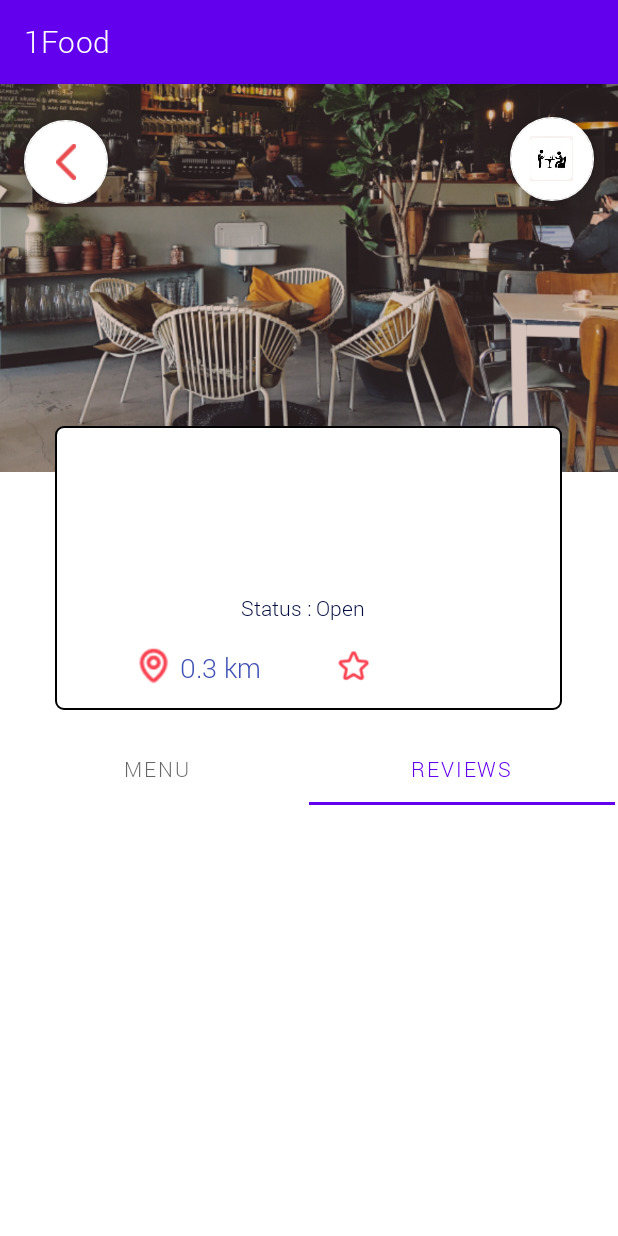
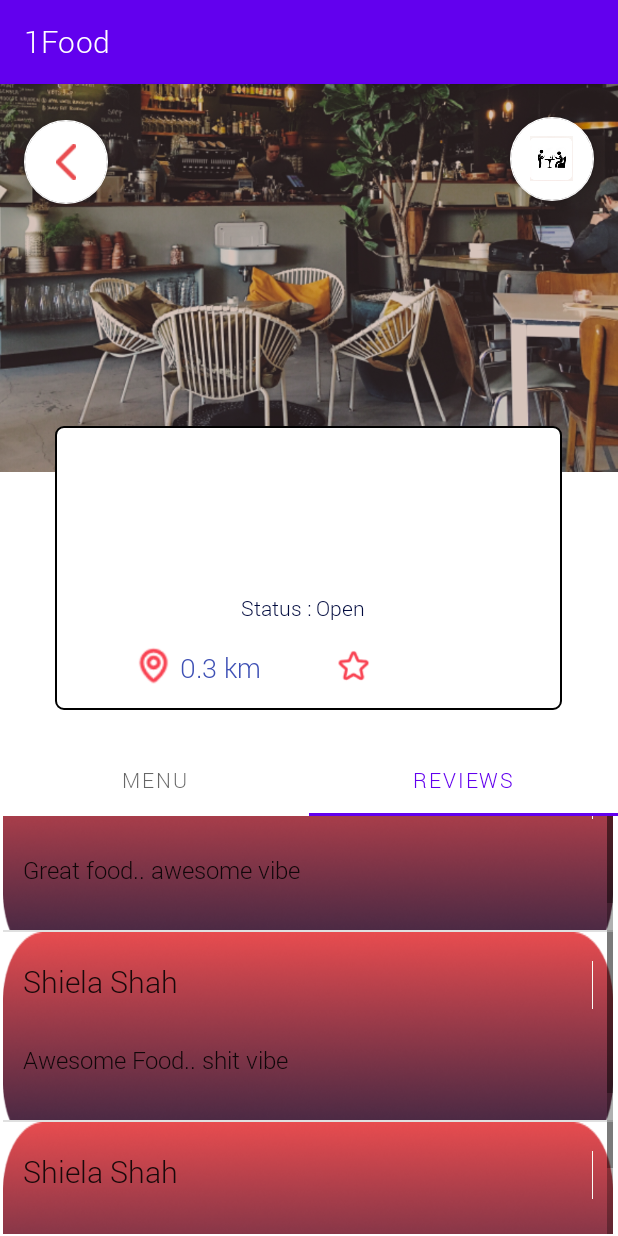
Before and after one commit to TheAp0cryphal/1Food, an Android app: the RestaurantActivity screen opened directly, with no data from a screen before it, tab 2 chosen, on a phone screen of 412 x 824 dp. Run offline under Robolectric (Android 15) with nearby library versions, the phone set to English and light mode, and no system bars; 4 statements that could not run were skipped.

Commit message:
working fragments

```diff
--- /dev/null
+++ b/app/src/main/java/com/project/onefood/RestaurantPage/FragmentAdapters/MenuAdapter.kt
@@ -0,0 +1,46 @@
+package com.project.onefood.RestaurantPage.FragmentAdapters
+
+import android.content.Context
+import android.view.LayoutInflater
+import android.view.View
+import android.view.ViewGroup
+import android.widget.BaseAdapter
+import android.widget.ImageView
+import android.widget.TextView
+import com.project.onefood.R
+
+
+class MenuAdapter(var context : Context) : BaseAdapter() {
+
+    private val inflater: LayoutInflater
+            = context.getSystemService(Context.LAYOUT_INFLATER_SERVICE) as LayoutInflater
+
+    var foodItems = arrayOf("pizza", "pasta", "taco")
+
+    override fun getCount(): Int {
+        return 3
+    }
+
+    override fun getItem(p0: Int): Any {
+        return foodItems[p0]
+    }
+
+    override fun getItemId(p0: Int): Long {
+        return foodItems[p0].toLong()
+    }
+
+    override fun getView(position: Int, view : View?, parent : ViewGroup?): View {
+        val rowView = inflater.inflate(R.layout.menu_row, parent, false)
+
+        val foodImage = rowView.findViewById<ImageView>(R.id.food_img)
+        foodImage.setImageResource(R.drawable.fake_promo)
+
+        val foodName = rowView.findViewById<TextView>(R.id.food_name)
+        foodName.text = foodItems[position]
+
+        val foodPrice =  rowView.findViewById<TextView>(R.id.food_price)
+        foodPrice.text = "$10.99"
+
+        return rowView
+    }
+}
--- /dev/null
+++ b/app/src/main/java/com/project/onefood/RestaurantPage/FragmentAdapters/ReviewAdapter.kt
@@ -0,0 +1,48 @@
+package com.project.onefood.RestaurantPage.FragmentAdapters
+
+import android.content.Context
+import android.view.LayoutInflater
+import android.view.View
+import android.view.ViewGroup
+import android.widget.BaseAdapter
+import android.widget.ImageView
+import android.widget.TextView
+import androidx.fragment.app.Fragment
+import androidx.fragment.app.FragmentActivity
+import androidx.viewpager2.adapter.FragmentStateAdapter
+import com.project.onefood.R
+
+class ReviewAdapter(var context : Context) : BaseAdapter(){
+
+    private val inflater: LayoutInflater
+            = context.getSystemService(Context.LAYOUT_INFLATER_SERVICE) as LayoutInflater
+
+    var reviewComments = arrayOf("Great food.. awesome vibe", "Awesome Food.. shit vibe", "It be bitchin")
+    var reviewerName = arrayOf("Shiela Shah")
+    //rating
+
+    override fun getCount(): Int {
+        return 3
+    }
+
+    override fun getItem(p0: Int): Any {
+        return reviewComments[p0]
+    }
+
+    override fun getItemId(p0: Int): Long {
+        return reviewComments[p0].toLong()
+    }
+
+    override fun getView(position: Int, view : View?, parent : ViewGroup?): View {
+        val rowView = inflater.inflate(R.layout.review_row, parent, false)
+
+
+        val foodName = rowView.findViewById<TextView>(R.id.customer_name)
+        foodName.text = "Shiela Shah"
+
+        val foodPrice =  rowView.findViewById<TextView>(R.id.customer_review)
+        foodPrice.text = reviewComments[position]
+
+        return rowView
+    }
+}
--- /dev/null
+++ b/app/src/main/java/com/project/onefood/RestaurantPage/FragmentAdapters/TabAdapter.kt
@@ -0,0 +1,27 @@
+package com.project.onefood.RestaurantPage.FragmentAdapters
+
+import android.app.Activity
+import android.content.Context
+import android.view.LayoutInflater
+import android.view.View
+import android.view.ViewGroup
+import android.widget.*
+import androidx.fragment.app.Fragment
+import androidx.fragment.app.FragmentActivity
+import androidx.viewpager2.adapter.FragmentStateAdapter
+import com.project.onefood.R
+import com.project.onefood.RestaurantPage.Fragments.MenuFragment
+
+class TabAdapter(activity: FragmentActivity, var list: ArrayList<Fragment>) :
+    FragmentStateAdapter(activity) {
+
+    override fun getItemCount(): Int {
+        return list.size
+    }
+
+    override fun createFragment(position: Int): Fragment {
+        return list[position]
+    }
+
+
+}
--- a/app/src/main/java/com/project/onefood/RestaurantPage/Fragments/MenuFragment.kt
+++ b/app/src/main/java/com/project/onefood/RestaurantPage/Fragments/MenuFragment.kt
@@ -6,13 +6,31 @@ import android.view.LayoutInflater
 import android.view.View
 import android.view.ViewGroup
 import com.project.onefood.R
+import com.project.onefood.RestaurantPage.FragmentAdapters.MenuAdapter
+import com.project.onefood.databinding.FragmentMenuBinding
 
 class MenuFragment : Fragment() {
+
+    private lateinit var binding : FragmentMenuBinding
+
     override fun onCreateView(
         inflater: LayoutInflater, container: ViewGroup?,
         savedInstanceState: Bundle?
     ): View? {
         // Inflate the layout for this fragment
-        return inflater.inflate(R.layout.fragment_menu, container, false)
+
+
+        binding = FragmentMenuBinding.inflate(inflater, container, false)
+
+        initListView()
+
+        return binding.root
+
+       // return inflater.inflate(R.layout.fragment_menu, container, false)
+    }
+
+    private fun initListView() {
+        val adapter = MenuAdapter(requireContext())
+        binding.menuList.adapter = adapter
     }
 }
--- a/app/src/main/java/com/project/onefood/RestaurantPage/Fragments/ReviewsFragment.kt
+++ b/app/src/main/java/com/project/onefood/RestaurantPage/Fragments/ReviewsFragment.kt
@@ -1,18 +1,35 @@
 package com.project.onefood.RestaurantPage.Fragments
 
 import android.os.Bundle
+import android.util.Log
 import androidx.fragment.app.Fragment
 import android.view.LayoutInflater
 import android.view.View
 import android.view.ViewGroup
 import com.project.onefood.R
+import com.project.onefood.RestaurantPage.FragmentAdapters.MenuAdapter
+import com.project.onefood.RestaurantPage.FragmentAdapters.ReviewAdapter
+import com.project.onefood.databinding.FragmentMenuBinding
+import com.project.onefood.databinding.FragmentReviewsBinding
 
 class ReviewsFragment : Fragment() {
+
+    private lateinit var binding : FragmentReviewsBinding
+
     override fun onCreateView(
         inflater: LayoutInflater, container: ViewGroup?,
         savedInstanceState: Bundle?
     ): View? {
         // Inflate the layout for this fragment
-        return inflater.inflate(R.layout.fragment_reviews, container, false)
+        binding = FragmentReviewsBinding.inflate(inflater, container, false)
+
+        initListView()
+
+        return binding.root
+    }
+
+    private fun initListView() {
+        val adapter = ReviewAdapter(requireContext())
+        binding.reviewList.adapter = adapter
     }
 }
--- a/app/src/main/java/com/project/onefood/RestaurantPage/RestaurantActivity.kt
+++ b/app/src/main/java/com/project/onefood/RestaurantPage/RestaurantActivity.kt
@@ -3,13 +3,18 @@ package com.project.onefood.RestaurantPage
 import android.content.Intent
 import androidx.appcompat.app.AppCompatActivity
 import android.os.Bundle
-import android.util.Log
-import android.widget.Button
 import android.widget.TextView
+import androidx.fragment.app.Fragment
+import androidx.viewpager2.adapter.FragmentStateAdapter
+import androidx.viewpager2.widget.ViewPager2
 import com.google.android.gms.maps.model.LatLng
 import com.google.android.material.floatingactionbutton.FloatingActionButton
+import com.google.android.material.tabs.TabLayout
+import com.google.android.material.tabs.TabLayoutMediator
 import com.project.onefood.R
-import org.w3c.dom.Text
+import com.project.onefood.RestaurantPage.FragmentAdapters.TabAdapter
+import com.project.onefood.RestaurantPage.Fragments.MenuFragment
+import com.project.onefood.RestaurantPage.Fragments.ReviewsFragment
 
 class RestaurantActivity : AppCompatActivity() {
 
@@ -40,6 +45,8 @@ class RestaurantActivity : AppCompatActivity() {
         super.onCreate(savedInstanceState)
         setContentView(R.layout.activity_restaurant)
 
+        initFragment()
+
         restaurantName = intent.getStringExtra("restaurant_name").toString()
 
         var restaurantNameTextView :TextView = findViewById(R.id.restaurant_name)
@@ -64,4 +71,35 @@ class RestaurantActivity : AppCompatActivity() {
         //Log.d("LatLng?", latLng.toString())
 
     }
+
+    private lateinit var menuFragment: MenuFragment
+    private lateinit var reviewsFragment: ReviewsFragment
+    private lateinit var fragments: ArrayList<Fragment>
+    private lateinit var tab: TabLayout
+    private lateinit var viewPager: ViewPager2
+    private lateinit var tabAdapter: FragmentStateAdapter
+    private lateinit var tabLayoutMediator: TabLayoutMediator
+    private lateinit var tabConfigurationStrategy: TabLayoutMediator.TabConfigurationStrategy
+    private val TAB_TEXT = arrayOf("Menu","Reviews")
+
+    private fun initFragment() {
+        menuFragment = MenuFragment()
+        reviewsFragment= ReviewsFragment()
+
+        fragments = ArrayList()
+
+        fragments.add(menuFragment)
+        fragments.add(reviewsFragment)
+
+        tab= findViewById(R.id.tabLayout)
+        viewPager= findViewById(R.id.viewPager)
+        tabAdapter = TabAdapter(this,fragments)
+        viewPager.adapter = tabAdapter
+        tabConfigurationStrategy = TabLayoutMediator.TabConfigurationStrategy(){
+                tab:TabLayout.Tab, position:Int->
+            tab.text= TAB_TEXT[position]
+        }
+        tabLayoutMediator = TabLayoutMediator(tab,viewPager,tabConfigurationStrategy)
+        tabLayoutMediator.attach()
+    }
 }
--- a/app/src/main/res/layout/activity_restaurant.xml
+++ b/app/src/main/res/layout/activity_restaurant.xml
@@ -4,7 +4,7 @@
     xmlns:tools="http://schemas.android.com/tools"
     android:layout_width="match_parent"
     android:layout_height="wrap_content"
-    tools:context=".RestaurantActivity">
+    tools:context="com.project.onefood.RestaurantPage.RestaurantActivity">
 
 
     <ImageView
@@ -170,12 +170,15 @@
     <include
         android:id="@+id/include"
         layout="@layout/tabbed_layout_restaurant"
-        android:layout_width="407dp"
-        android:layout_height="320dp"
+        android:layout_width="match_parent"
+        android:layout_height="328dp"
+        android:layout_margintop="20dp"
         app:layout_constraintBottom_toBottomOf="parent"
         app:layout_constraintEnd_toEndOf="parent"
+        app:layout_constraintHorizontal_bias="0.0"
         app:layout_constraintStart_toStartOf="parent"
-        app:layout_constraintTop_toBottomOf="@+id/restaurant_info_box" />
+        app:layout_constraintTop_toBottomOf="@+id/restaurant_info_box"
+        app:layout_constraintVertical_bias="1.0" />
 
 
 </androidx.constraintlayout.widget.ConstraintLayout>
--- a/app/src/main/res/layout/fragment_reviews.xml
+++ b/app/src/main/res/layout/fragment_reviews.xml
@@ -4,11 +4,18 @@
     android:layout_width="match_parent"
     android:layout_height="match_parent"
     tools:context=".RestaurantPage.Fragments.ReviewsFragment">
-
-    <!-- TODO: Update blank fragment layout -->
-    <TextView
+    <ListView
+        android:id="@+id/review_list"
         android:layout_width="match_parent"
         android:layout_height="match_parent"
-        android:text="@string/hello_blank_fragment" />
+        android:text="@string/hello_blank_fragment"
+        android:layout_alignParentStart="true"
+        android:layout_alignParentTop="true"
+        android:layout_alignParentEnd="true"
+        android:layout_alignParentBottom="true"
+        android:layout_marginStart="2dp"
+        android:layout_marginTop="-1dp"
+        android:layout_marginEnd="3dp"
+        android:layout_marginBottom="1dp" />
 
 </FrameLayout>
--- /dev/null
+++ b/app/src/main/res/layout/review_row.xml
@@ -0,0 +1,53 @@
+<?xml version="1.0" encoding="utf-8"?>
+<ScrollView
+    xmlns:android="http://schemas.android.com/apk/res/android"
+    android:layout_width="wrap_content"
+    android:layout_height= "125dp"
+    android:layout_marginTop="30dp">
+
+    <RelativeLayout
+        android:layout_width="wrap_content"
+        android:layout_height="wrap_content"
+        android:background="@drawable/review_background">
+
+        <TextView
+            android:id="@+id/customer_name"
+            style="@style/TextAppearance.AppCompat.Title"
+            android:layout_width="199dp"
+            android:layout_height="40dp"
+            android:layout_alignParentStart="true"
+            android:layout_alignParentTop="true"
+            android:layout_marginStart="13dp"
+            android:layout_marginTop="19dp"
+            android:layout_marginBottom="9dp"
+            android:fontFamily="@font/roboto_light"></TextView>
+
+        <ImageView
+            android:id="@+id/star_rating"
+            android:layout_width="wrap_content"
+            android:layout_height="37dp"
+            android:layout_above="@+id/customer_review"
+            android:layout_alignParentTop="true"
+            android:layout_alignParentEnd="true"
+            android:layout_marginTop="19dp"
+            android:layout_marginEnd="13dp"
+            android:layout_marginBottom="17dp"
+            android:background="@drawable/five_star">
+
+        </ImageView>
+
+        <TextView
+            android:id="@+id/customer_review"
+            style="@style/TextAppearance.AppCompat.SearchResult.Subtitle"
+            android:layout_width="wrap_content"
+            android:layout_height="40dp"
+            android:layout_below="@+id/customer_name"
+            android:layout_alignParentStart="true"
+            android:layout_alignParentEnd="true"
+            android:layout_marginStart="13dp"
+            android:layout_marginTop="5dp"
+            android:layout_marginEnd="13dp"
+            android:fontFamily="@font/roboto_light"></TextView>
+
+    </RelativeLayout>
+</ScrollView>
```
Also changed, not shown: app/src/main/res/layout/fragment_menu.xml (+13 -6 lines), app/src/main/res/layout/menu_row.xml (added, +47 -0 lines), app/src/main/res/drawable-anydpi/five_star.png (added), app/src/main/res/drawable-anydpi/four_star.png (added), app/src/main/res/drawable-anydpi/one_star.png (added), app/src/main/res/drawable-anydpi/three_star.png (added), app/src/main/res/drawable-anydpi/two_star.png (added), app/src/main/res/drawable-anydpi/zero_star.png (added), app/src/main/res/drawable/review_background.png (added).
